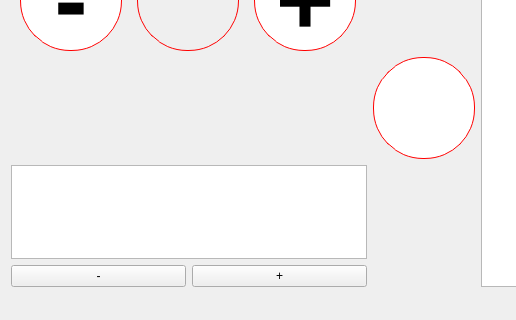
Before: the Qt Designer form talasound-ui/mainwindow.ui in freallearn/talasound, drawn with Qt 5; both pictures show x 0 to 516 and y 119 to 439 of the 956 by 439 pixel window.
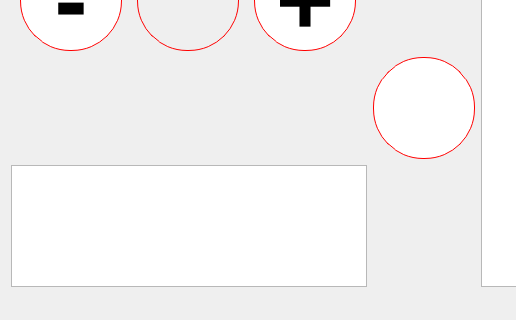
After: the same form once the commit is applied.

```diff
--- a/talasound-ui/mainwindow.ui
+++ b/talasound-ui/mainwindow.ui
@@ -122,20 +122,6 @@
         <property name="sizeConstraint">
          <enum>QLayout::SetMaximumSize</enum>
         </property>
-        <item>
-         <widget class="QPushButton" name="pushButton_2">
-          <property name="text">
-           <string>-</string>
-          </property>
-         </widget>
-        </item>
-        <item>
-         <widget class="QPushButton" name="pushButton">
-          <property name="text">
-           <string>+</string>
-          </property>
-         </widget>
-        </item>
        </layout>
       </item>
       <item row="2" column="1">
```
